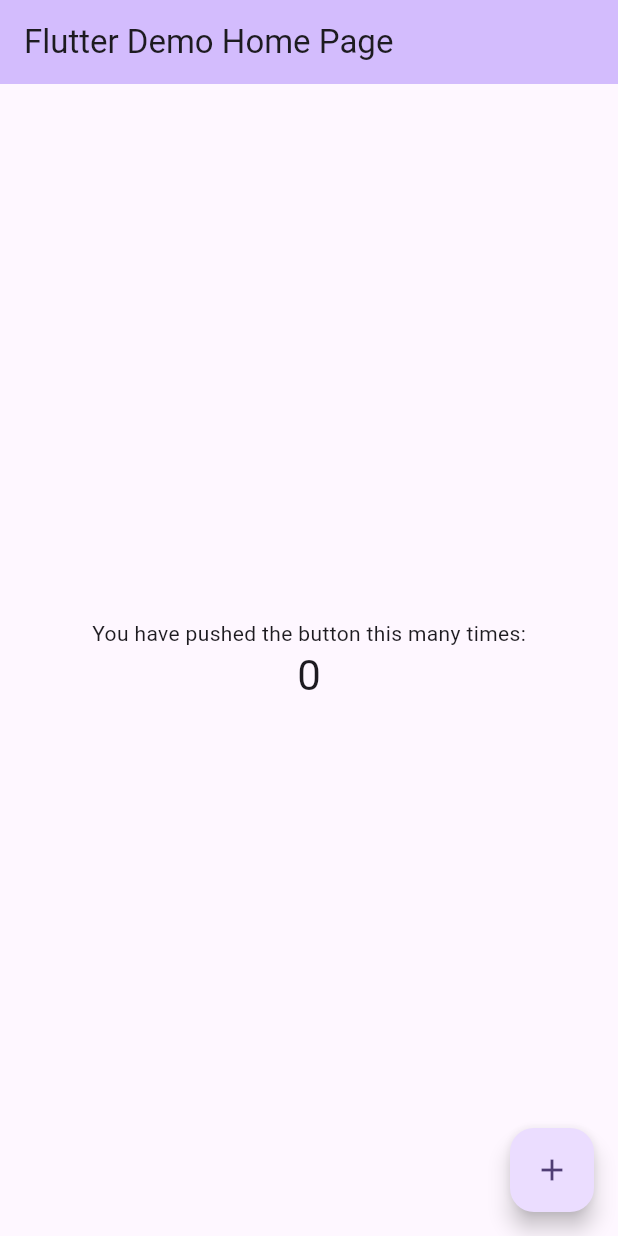
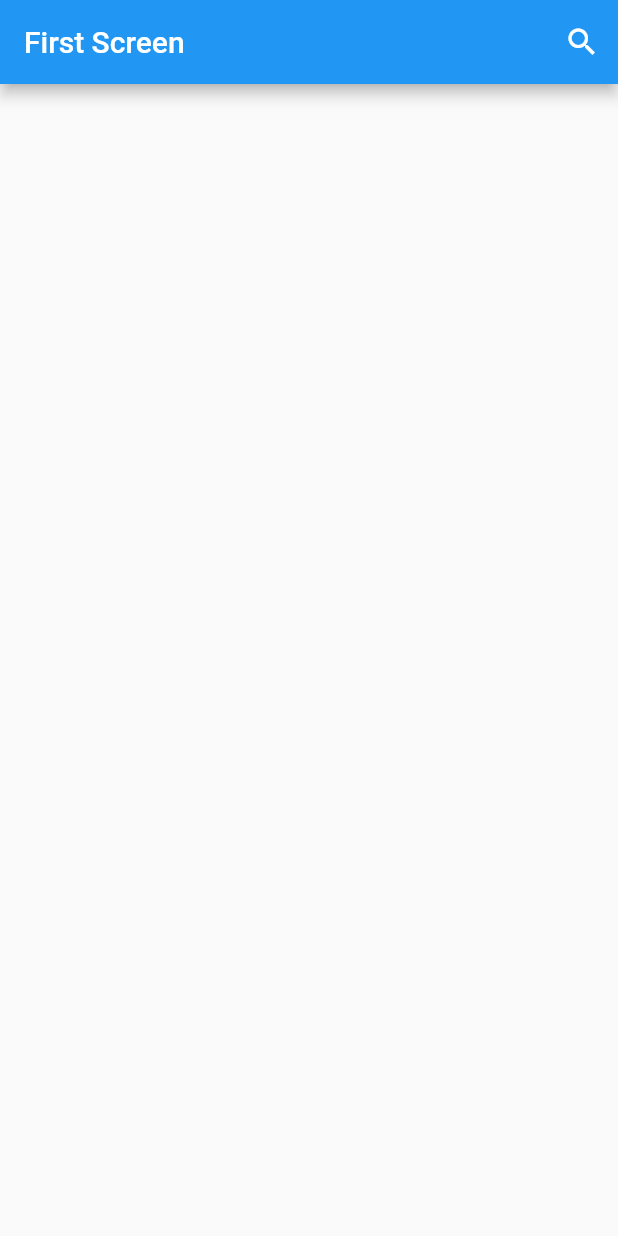
Before and after one commit to Rifqips/BelajarMembuatAplikasiFlutteruntukPemula, a Flutter app: the screen it shows after launch, on a phone screen of 412 x 824 dp. Run offline on Flutter 3.47's test engine with Material 2 defaults, Android fonts, the phone set to English and light mode, and no system bars.

Commit message:
refactor
exercise app bar

```diff
--- a/lib/main.dart
+++ b/lib/main.dart
@@ -1,81 +1,41 @@
 import 'package:flutter/material.dart';
 
-void main() {
-  runApp(const MyApp());
-}
+void main() => runApp(const MyApp());
 
 class MyApp extends StatelessWidget {
   const MyApp({super.key});
 
-
   @override
   Widget build(BuildContext context) {
     return MaterialApp(
-      title: 'Flutter Demo',
+      title: 'Flutter',
       theme: ThemeData(
-
-        colorScheme: ColorScheme.fromSeed(seedColor: Colors.deepPurple),
-        useMaterial3: true,
+        primarySwatch: Colors.blue
       ),
-      home: const MyHomePage(title: 'Flutter Demo Home Page'),
+      home: const MyHomePage(),
     );
   }
 }
 
-class MyHomePage extends StatefulWidget {
-  const MyHomePage({super.key, required this.title});
-
-  final String title;
+class MyHomePage extends StatelessWidget {
+  const MyHomePage({Key? key}) : super(key: key);
 
   @override
-  State<MyHomePage> createState() => _MyHomePageState();
-}
-
-class _MyHomePageState extends State<MyHomePage> {
-  int _counter = 0;
-
-  void _incrementCounter() {
-    setState(() {
-
-      _counter++;
-    });
-  }
-
-  @override
-  Widget build(BuildContext context) {
-
-    return Scaffold(
+  Widget build(BuildContext context){
+    return  Scaffold(
       appBar: AppBar(
-
-
-
-        backgroundColor: Theme.of(context).colorScheme.inversePrimary,
-
-
-        title: Text(widget.title),
-      ),
-      body: Center(
-
-
-        child: Column(
-
-          mainAxisAlignment: MainAxisAlignment.center,
-          children: <Widget>[
-            const Text(
-              'You have pushed the button this many times:',
+        title: const Text('First Screen'),
+        actions: <Widget>[
+          IconButton(
+            icon: const Icon(
+              Icons.search,
+              color: Colors.white
             ),
-            Text(
-              '$_counter',
-              style: Theme.of(context).textTheme.headlineMedium,
+            onPressed: (){},
             ),
-          ],
-        ),
-      ),
-      floatingActionButton: FloatingActionButton(
-        onPressed: _incrementCounter,
-        tooltip: 'Increment',
-        child: const Icon(Icons.add),
+        ],
       ),
     );
   }
+
 }
```
